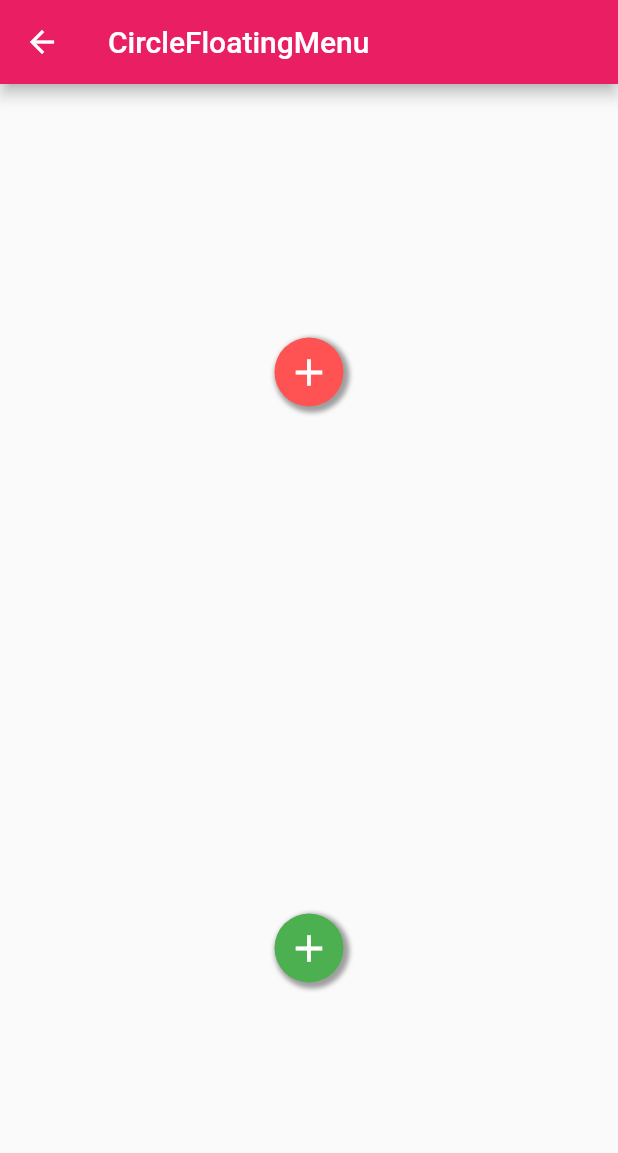
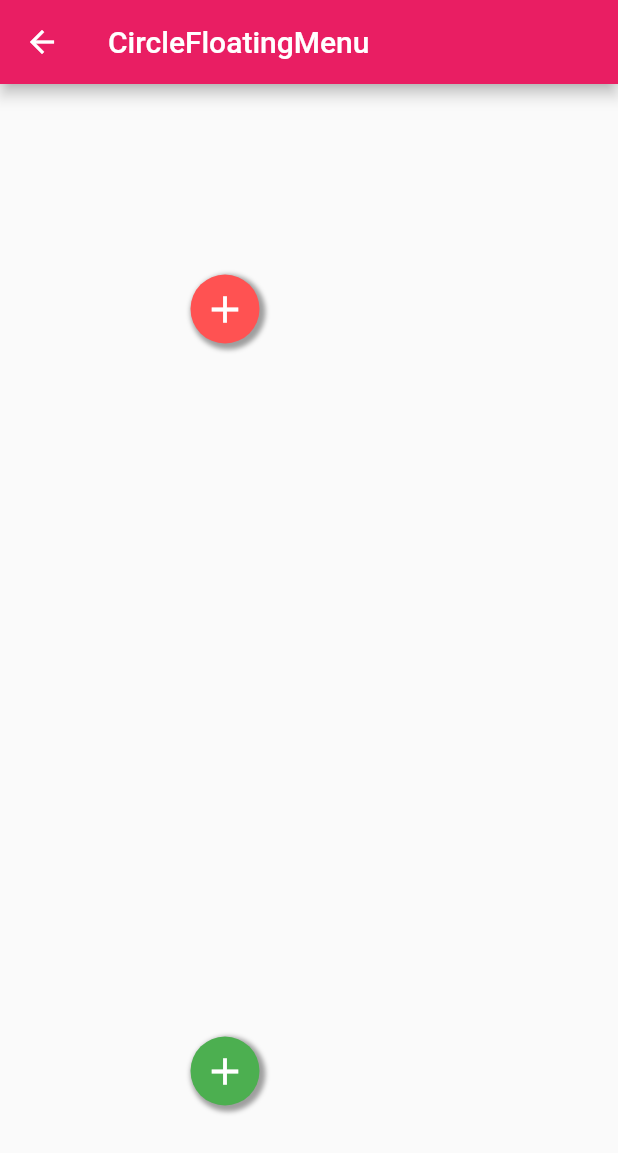
Before and after one commit to yumi0629/FlutterUI, a Flutter app: the FloatingMenuPage screen opened by its route, on a phone screen of 412 x 824 dp. Shown: the top 1153 px of the screen. Run offline on Flutter 3.47's test engine with Material 2 defaults, Android fonts, the phone set to English and light mode, and no system bars; drawn by our look-alikes of oktoast; our stand-ins replace permission_handler.

Commit message:
update circle floating menu.

```diff
--- a/lib/circlefloatingmenu/ciecle_floating_menu_page.dart
+++ b/lib/circlefloatingmenu/ciecle_floating_menu_page.dart
@@ -1,7 +1,12 @@
 import 'package:flutter/material.dart';
 import 'package:flutter_ui/circlefloatingmenu/circle_floating_menu.dart';
 import 'package:flutter_ui/circlefloatingmenu/floating_button.dart';
+import 'package:oktoast/oktoast.dart';
 
+/**
+ * Make sure to give CircleFloatingMenu enough space to show menus,
+ * or menu selected callback will not work !!!
+ */
 class FloatingMenuPage extends StatelessWidget {
   @override
   Widget build(BuildContext context) {
@@ -9,10 +14,15 @@ class FloatingMenuPage extends StatelessWidget {
       appBar: AppBar(
         title: Text('CircleFloatingMenu'),
       ),
-      body: Column(
+      body: Stack(
         children: <Widget>[
-          Expanded(
+          Positioned(
+            width: 300.0,
+            height: 300.0,
             child: CircleFloatingMenu(
+              menuSelected: (index) {
+                showToast('You choose NO.$index');
+              },
               startAngle: degToRad(-90.0),
               endAngle: degToRad(90.0),
               floatingButton: FloatingButton(
@@ -38,11 +48,15 @@ class FloatingMenuPage extends StatelessWidget {
                 ),
               ],
             ),
-            flex: 1,
           ),
-          Expanded(
-            child: Center(
+          Positioned(
+            width: 300.0,
+            height: 200.0,
+            bottom: 10.0,
             child: CircleFloatingMenu(
+              menuSelected: (index) {
+                showToast('You choose NO.$index');
+              },
               floatingButton: FloatingButton(
                 color: Colors.green,
                 icon: Icons.add,
@@ -67,9 +81,7 @@ class FloatingMenuPage extends StatelessWidget {
                 ),
               ],
             ),
-            ),
-            flex: 1,
-          ),
+          )
         ],
       ),
     );
--- a/lib/circlefloatingmenu/circle_floating_menu.dart
+++ b/lib/circlefloatingmenu/circle_floating_menu.dart
@@ -2,6 +2,7 @@ import 'package:flutter/material.dart';
 import 'dart:math';
 
 typedef MenuToggled<state> = void Function(MenuState state);
+typedef MenuSelected<index> = void Function(int index);
 
 num degToRad(num deg) => deg * (pi / 180.0);
 
@@ -19,6 +20,7 @@ class CircleFloatingMenu extends StatefulWidget {
   final double endAngle;
   final Duration duration;
   final MenuToggled menuToggled;
+  final MenuSelected menuSelected;
 
   const CircleFloatingMenu({
     Key key,
@@ -28,6 +30,7 @@ class CircleFloatingMenu extends StatefulWidget {
     this.endAngle = 270 * (pi / 180.0),
     this.duration = const Duration(milliseconds: 400),
     this.menuToggled,
+    this.menuSelected,
   }) : super(key: key);
 
   @override
@@ -62,16 +65,28 @@ class CircleFloatingState extends State<CircleFloatingMenu>
           offset: _getOffset(i),
           child: Transform.rotate(
             angle: degToRad(animations["rotate"].value * 360.0),
-            child: widget.subMenus[i],
+            child: GestureDetector(
+              child: widget.subMenus[i],
+              onTap: () {
+                print('onTap');
+                if (widget.menuSelected != null) widget.menuSelected(i);
+                toggleMenu();
+              },
+              onPanStart: (_){
+                print('onPanStart');
+              },
+            ),
           ),
         ),
       );
       widgets.add(sub);
     }
-    widgets.add(GestureDetector(
-      child: widget.floatingButton,
-      onTap: toggleMenu,
-    ));
+    widgets.add(
+      GestureDetector(
+        child: widget.floatingButton,
+        onTap: toggleMenu,
+      ),
+    );
     return Stack(
       alignment: AlignmentDirectional.center,
       children: widgets,
```
Also changed, not shown: 2 other files. Lines whose indentation alone changed are shown as unchanged.
